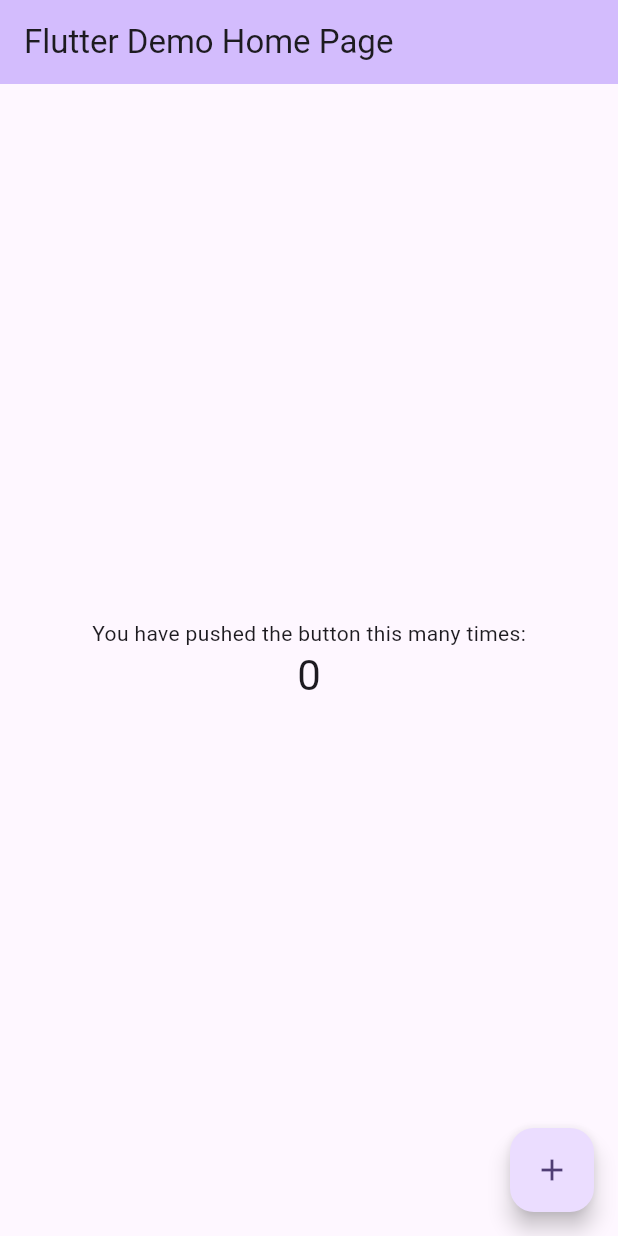
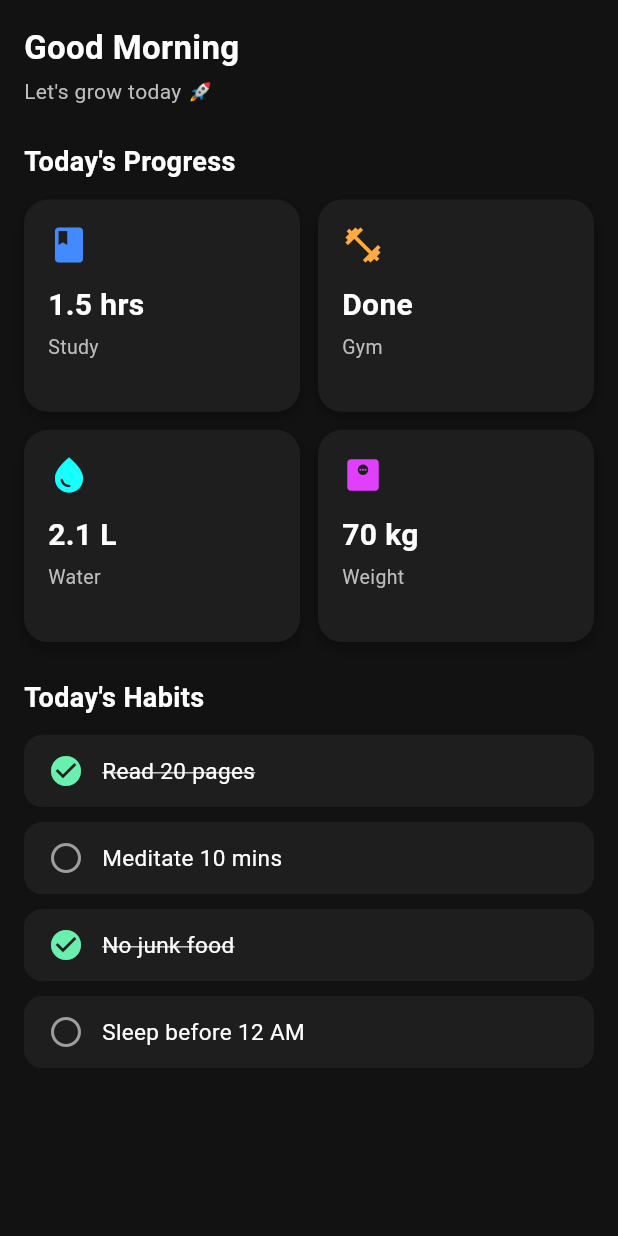
Before and after one commit to Harshagnih0tri/GrowthX, a Flutter app: the screen it shows after launch, on a phone screen of 412 x 824 dp. Run offline on Flutter 3.47's test engine with Material 3 defaults, Android fonts, the phone set to English and light mode, and no system bars.

Commit message:
Build dashboard UI with reusable widgets

```diff
--- /dev/null
+++ b/lib/core/theme/app_theme.dart
@@ -0,0 +1,18 @@
+import 'package:flutter/material.dart';
+
+class AppTheme {
+  static ThemeData get darkTheme {
+    return ThemeData(
+      useMaterial3: true,
+      brightness: Brightness.dark,
+
+      scaffoldBackgroundColor: const Color(0xFF121212),
+
+      colorScheme: const ColorScheme.dark(
+        primary: Color(0xFF6C63FF),
+        secondary: Color(0xFF03DAC6),
+        surface: Color(0xFF1E1E1E),
+      ),
+    );
+  }
+}
--- /dev/null
+++ b/lib/features/dashboard/presentation/dashboard_screen.dart
@@ -0,0 +1,29 @@
+import 'package:flutter/material.dart';
+import 'widgets/greeting_section.dart';
+import 'widgets/today_habits_section.dart';
+import 'widgets/today_progress_section.dart';
+
+class DashboardScreen extends StatelessWidget {
+  const DashboardScreen({super.key});
+
+  @override
+  Widget build(BuildContext context) {
+    return Scaffold(
+      body: SafeArea(
+        child: SingleChildScrollView(
+          padding: const EdgeInsets.all(16),
+          child: Column(
+            crossAxisAlignment: CrossAxisAlignment.start,
+            children: [
+               const GreetingSection(),
+               const SizedBox(height: 24),
+               const TodayProgressSection(),
+               const SizedBox(height: 24),
+               const TodayHabitsSection(),
+            ],
+          ),
+        ),
+      ),
+    );
+  }
+}
--- /dev/null
+++ b/lib/features/dashboard/presentation/widgets/greeting_section.dart
@@ -0,0 +1,41 @@
+import 'package:flutter/material.dart';
+
+class GreetingSection extends StatelessWidget {
+  const GreetingSection({super.key});
+
+  String _getGreeting() {
+    final hour = DateTime.now().hour;
+
+    if (hour < 12) {
+      return 'Good Morning';
+    } else if (hour < 17) {
+      return 'Good Afternoon';
+    } else {
+      return 'Good Evening';
+    }
+  }
+
+  @override
+  Widget build(BuildContext context) {
+    return Column(
+      crossAxisAlignment: CrossAxisAlignment.start,
+      children: [
+        Text(
+          _getGreeting(),
+          style: const TextStyle(
+            fontSize: 22,
+            fontWeight: FontWeight.bold,
+          ),
+        ),
+        const SizedBox(height: 4),
+        Text(
+          'Let\'s grow today 🚀',
+          style: TextStyle(
+            fontSize: 14,
+            color: Colors.grey[400],
+          ),
+        ),
+      ],
+    );
+  }
+}
--- /dev/null
+++ b/lib/features/dashboard/presentation/widgets/habit_row.dart
@@ -0,0 +1,41 @@
+import 'package:flutter/material.dart';
+
+class HabitRow extends StatelessWidget {
+  final String title;
+  final bool isDone;
+
+  const HabitRow({
+    super.key,
+    required this.title,
+    required this.isDone,
+  });
+
+  @override
+  Widget build(BuildContext context) {
+    return Container(
+      margin: const EdgeInsets.only(bottom: 10),
+      padding: const EdgeInsets.symmetric(horizontal: 16, vertical: 12),
+      decoration: BoxDecoration(
+        color: const Color(0xFF1E1E1E),
+        borderRadius: BorderRadius.circular(12),
+      ),
+      child: Row(
+        children: [
+          Icon(
+            isDone ? Icons.check_circle : Icons.radio_button_unchecked,
+            color: isDone ? Colors.greenAccent : Colors.grey[500],
+          ),
+          const SizedBox(width: 12),
+          Text(
+            title,
+            style: TextStyle(
+              fontSize: 15,
+              color: Colors.white,
+              decoration: isDone ? TextDecoration.lineThrough : null,
+            ),
+          ),
+        ],
+      ),
+    );
+  }
+}
--- /dev/null
+++ b/lib/features/dashboard/presentation/widgets/summary_card.dart
@@ -0,0 +1,57 @@
+import 'package:flutter/material.dart';
+
+class SummaryCard extends StatelessWidget {
+  final IconData icon;
+  final String title;
+  final String value;
+  final Color color;
+
+  const SummaryCard({
+    super.key,
+    required this.icon,
+    required this.title,
+    required this.value,
+    required this.color,
+  });
+
+  @override
+  Widget build(BuildContext context) {
+    return Container(
+      padding: const EdgeInsets.all(16),
+      decoration: BoxDecoration(
+        color: const Color(0xFF1E1E1E),
+        borderRadius: BorderRadius.circular(16),
+        boxShadow: [
+          BoxShadow(
+            color: Colors.black.withOpacity(0.3),
+            blurRadius: 8,
+            offset: const Offset(0, 4),
+          ),
+        ],
+      ),
+      child: Column(
+        crossAxisAlignment: CrossAxisAlignment.start,
+        children: [
+          Icon(icon, color: color, size: 28),
+          const SizedBox(height: 12),
+          Text(
+            value,
+            style: const TextStyle(
+              fontSize: 20,
+              fontWeight: FontWeight.bold,
+              color: Colors.white,
+            ),
+          ),
+          const SizedBox(height: 4),
+          Text(
+            title,
+            style: TextStyle(
+              fontSize: 13,
+              color: Colors.grey[400],
+            ),
+          ),
+        ],
+      ),
+    );
+  }
+}
--- /dev/null
+++ b/lib/features/dashboard/presentation/widgets/today_habits_section.dart
@@ -0,0 +1,47 @@
+import 'package:flutter/material.dart';
+import 'habit_row.dart';
+
+class _HabitData {
+  final String title;
+  final bool isDone;
+
+  const _HabitData({
+    required this.title,
+    required this.isDone,
+  });
+}
+
+class TodayHabitsSection extends StatelessWidget {
+  const TodayHabitsSection({super.key});
+
+  static const List<_HabitData> _habits = [
+    _HabitData(title: 'Read 20 pages', isDone: true),
+    _HabitData(title: 'Meditate 10 mins', isDone: false),
+    _HabitData(title: 'No junk food', isDone: true),
+    _HabitData(title: 'Sleep before 12 AM', isDone: false),
+  ];
+
+  @override
+  Widget build(BuildContext context) {
+    return Column(
+      crossAxisAlignment: CrossAxisAlignment.start,
+      children: [
+        const Text(
+          "Today's Habits",
+          style: TextStyle(
+            fontSize: 18,
+            fontWeight: FontWeight.bold,
+            color: Colors.white,
+          ),
+        ),
+        const SizedBox(height: 12),
+        ..._habits.map((habit) {
+          return HabitRow(
+            title: habit.title,
+            isDone: habit.isDone,
+          );
+        }),
+      ],
+    );
+  }
+}
--- /dev/null
+++ b/lib/features/dashboard/presentation/widgets/today_progress_section.dart
@@ -0,0 +1,81 @@
+import 'package:flutter/material.dart';
+import 'summary_card.dart';
+
+class _ProgressCardData {
+  final IconData icon;
+  final String title;
+  final String value;
+  final Color color;
+
+  const _ProgressCardData({
+    required this.icon,
+    required this.title,
+    required this.value,
+    required this.color,
+  });
+}
+
+class TodayProgressSection extends StatelessWidget {
+  const TodayProgressSection({super.key});
+
+  static const List<_ProgressCardData> _cardData = [
+    _ProgressCardData(
+      icon: Icons.book,
+      title: 'Study',
+      value: '1.5 hrs',
+      color: Colors.blueAccent,
+    ),
+    _ProgressCardData(
+      icon: Icons.fitness_center,
+      title: 'Gym',
+      value: 'Done',
+      color: Colors.orangeAccent,
+    ),
+    _ProgressCardData(
+      icon: Icons.water_drop,
+      title: 'Water',
+      value: '2.1 L',
+      color: Colors.cyanAccent,
+    ),
+    _ProgressCardData(
+      icon: Icons.monitor_weight,
+      title: 'Weight',
+      value: '70 kg',
+      color: Colors.purpleAccent,
+    ),
+  ];
+
+  @override
+  Widget build(BuildContext context) {
+    return Column(
+      crossAxisAlignment: CrossAxisAlignment.start,
+      children: [
+        const Text(
+          "Today's Progress",
+          style: TextStyle(
+            fontSize: 18,
+            fontWeight: FontWeight.bold,
+            color: Colors.white,
+          ),
+        ),
+        const SizedBox(height: 12),
+        GridView.count(
+          crossAxisCount: 2,
+          shrinkWrap: true,
+          physics: const NeverScrollableScrollPhysics(),
+          crossAxisSpacing: 12,
+          mainAxisSpacing: 12,
+          childAspectRatio: 1.3,
+          children: _cardData.map((data) {
+            return SummaryCard(
+              icon: data.icon,
+              title: data.title,
+              value: data.value,
+              color: data.color,
+            );
+          }).toList(),
+        ),
+      ],
+    );
+  }
+}
--- a/lib/main.dart
+++ b/lib/main.dart
@@ -1,121 +1,39 @@
 import 'package:flutter/material.dart';
+import 'core/theme/app_theme.dart';
+import 'features/dashboard/presentation/dashboard_screen.dart';
 
 void main() {
-  runApp(const MyApp());
+  runApp(const GrowthXApp());
 }
 
-class MyApp extends StatelessWidget {
-  const MyApp({super.key});
+class GrowthXApp extends StatelessWidget {
+  const GrowthXApp({super.key});
 
-  // This widget is the root of your application.
   @override
   Widget build(BuildContext context) {
     return MaterialApp(
-      title: 'Flutter Demo',
-      theme: ThemeData(
-        // This is the theme of your application.
-        //
-        // TRY THIS: Try running your application with "flutter run". You'll see
-        // the application has a purple toolbar. Then, without quitting the app,
-        // try changing the seedColor in the colorScheme below to Colors.green
-        // and then invoke "hot reload" (save your changes or press the "hot
-        // reload" button in a Flutter-supported IDE, or press "r" if you used
-        // the command line to start the app).
-        //
-        // Notice that the counter didn't reset back to zero; the application
-        // state is not lost during the reload. To reset the state, use hot
-        // restart instead.
-        //
-        // This works for code too, not just values: Most code changes can be
-        // tested with just a hot reload.
-        colorScheme: .fromSeed(seedColor: Colors.deepPurple),
-      ),
-      home: const MyHomePage(title: 'Flutter Demo Home Page'),
+      title: 'GrowthX',
+      debugShowCheckedModeBanner: false,
+      theme: AppTheme.darkTheme,
+      home: const DashboardScreen(),
     );
   }
 }
 
-class MyHomePage extends StatefulWidget {
-  const MyHomePage({super.key, required this.title});
-
-  // This widget is the home page of your application. It is stateful, meaning
-  // that it has a State object (defined below) that contains fields that affect
-  // how it looks.
-
-  // This class is the configuration for the state. It holds the values (in this
-  // case the title) provided by the parent (in this case the App widget) and
-  // used by the build method of the State. Fields in a Widget subclass are
-  // always marked "final".
-
-  final String title;
-
-  @override
-  State<MyHomePage> createState() => _MyHomePageState();
-}
-
-class _MyHomePageState extends State<MyHomePage> {
-  int _counter = 0;
-
-  void _incrementCounter() {
-    setState(() {
-      // This call to setState tells the Flutter framework that something has
-      // changed in this State, which causes it to rerun the build method below
-      // so that the display can reflect the updated values. If we changed
-      // _counter without calling setState(), then the build method would not be
-      // called again, and so nothing would appear to happen.
-      _counter++;
-    });
-  }
+class HomeScreen extends StatelessWidget {
+  const HomeScreen({super.key});
 
   @override
   Widget build(BuildContext context) {
-    // This method is rerun every time setState is called, for instance as done
-    // by the _incrementCounter method above.
-    //
-    // The Flutter framework has been optimized to make rerunning build methods
-    // fast, so that you can just rebuild anything that needs updating rather
-    // than having to individually change instances of widgets.
-    return Scaffold(
-      appBar: AppBar(
-        // TRY THIS: Try changing the color here to a specific color (to
-        // Colors.amber, perhaps?) and trigger a hot reload to see the AppBar
-        // change color while the other colors stay the same.
-        backgroundColor: Theme.of(context).colorScheme.inversePrimary,
-        // Here we take the value from the MyHomePage object that was created by
-        // the App.build method, and use it to set our appbar title.
-        title: Text(widget.title),
-      ),
+    return const Scaffold(
       body: Center(
-        // Center is a layout widget. It takes a single child and positions it
-        // in the middle of the parent.
-        child: Column(
-          // Column is also a layout widget. It takes a list of children and
-          // arranges them vertically. By default, it sizes itself to fit its
-          // children horizontally, and tries to be as tall as its parent.
-          //
-          // Column has various properties to control how it sizes itself and
-          // how it positions its children. Here we use mainAxisAlignment to
-          // center the children vertically; the main axis here is the vertical
-          // axis because Columns are vertical (the cross axis would be
-          // horizontal).
-          //
-          // TRY THIS: Invoke "debug painting" (choose the "Toggle Debug Paint"
-          // action in the IDE, or press "p" in the console), to see the
-          // wireframe for each widget.
-          mainAxisAlignment: .center,
-          children: [
-            const Text('You have pushed the button this many times:'),
-            Text(
-              '$_counter',
-              style: Theme.of(context).textTheme.headlineMedium,
-            ),
-          ],
+        child: Text(
+          'GrowthX 🚀',
+          style: TextStyle(
+            fontSize: 28,
+            fontWeight: FontWeight.bold,
+          ),
         ),
-      ),
-      floatingActionButton: FloatingActionButton(
-        onPressed: _incrementCounter,
-        tooltip: 'Increment',
-        child: const Icon(Icons.add),
       ),
     );
   }
```
Also changed, not shown: 1 other file.
